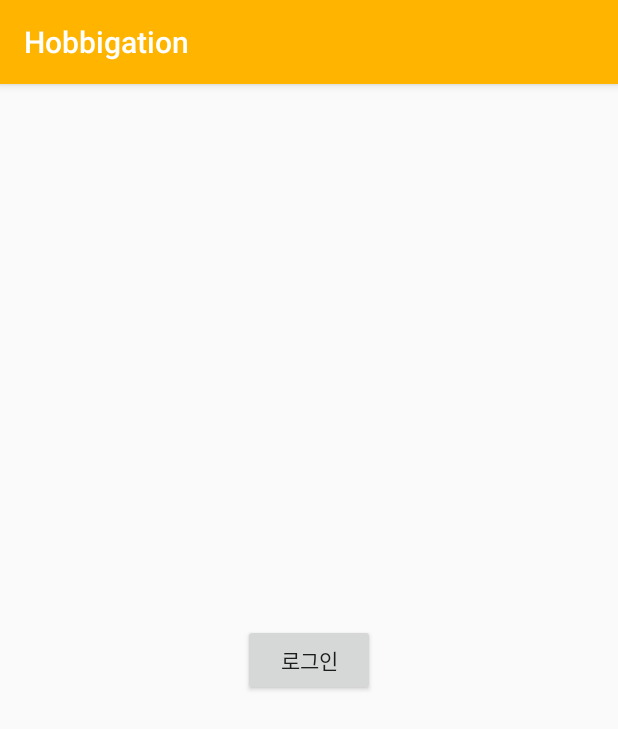
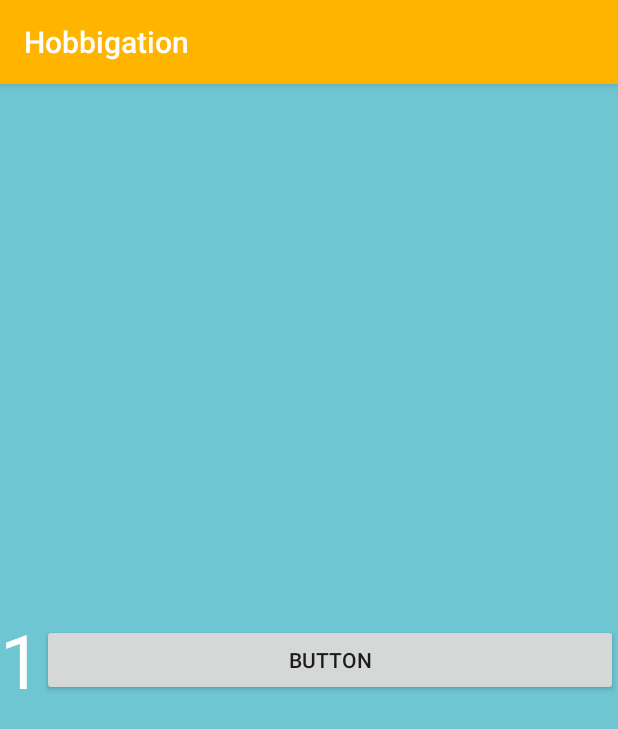
Before and after one commit to eunsongsong/Hobbigation, an Android app: the screen it shows after launch (MainActivity before the commit, GuideActivity after it), on a phone screen of 412 x 824 dp. Shown: the top 729 px of the screen. Run offline under Robolectric (Android 15) with nearby library versions, the phone set to English and light mode, and no system bars.

Commit message:
Pager draft

```diff
--- a/app/src/main/AndroidManifest.xml
+++ b/app/src/main/AndroidManifest.xml
@@ -21,13 +21,21 @@
                 <category android:name="android.intent.category.LAUNCHER" />
             </intent-filter>
         </activity>
-        <activity android:name=".MainActivity" >
+        <activity android:name=".GuideActivity">
             <intent-filter>
-                <action android:name="android.intent.action.MAIN"/>
-                <category android:name="android.intent.category.LAUNCHER"/>
+                <action android:name="android.intent.action.MAIN" />
+
+                <category android:name="android.intent.category.LAUNCHER" />
             </intent-filter>
         </activity>
-        <activity android:name=".LoginActivity"/>
+        <activity android:name=".MainActivity">
+            <intent-filter>
+                <action android:name="android.intent.action.MAIN" />
+
+                <category android:name="android.intent.category.LAUNCHER" />
+            </intent-filter>
+        </activity>
+        <activity android:name=".LoginActivity" />
     </application>
 
 </manifest>
--- /dev/null
+++ b/app/src/main/java/com/example/hobbigation/GuideActivity.java
@@ -0,0 +1,55 @@
+package com.example.hobbigation;
+
+import android.content.Intent;
+import android.os.Bundle;
+import android.support.v4.app.Fragment;
+import android.support.v4.app.FragmentManager;
+import android.support.v4.app.FragmentPagerAdapter;
+import android.support.v4.view.ViewPager;
+import android.support.v7.app.AppCompatActivity;
+import android.view.View;
+
+public class GuideActivity extends AppCompatActivity {
+
+    int MAX_PAGE=3;
+    Fragment cur_fragment=new Fragment();
+
+    @Override
+    protected void onCreate(Bundle savedInstanceState) {
+        super.onCreate(savedInstanceState);
+        setContentView(R.layout.activity_guide);
+        ViewPager viewPager=(ViewPager)findViewById(R.id.view_pager);
+        viewPager.setAdapter(new adapter(getSupportFragmentManager()));
+    }
+    public void login(View v) {
+        Intent intent = new Intent(getApplicationContext(),MainActivity.class);
+        startActivity(intent);
+    }
+    private class adapter extends FragmentPagerAdapter {
+        public adapter(FragmentManager fm) {
+            super(fm);
+        }
+
+        @Override
+        public Fragment getItem(int position) {
+            if(position<0 || MAX_PAGE<=position)
+                return null;
+            switch (position){
+                case 0:
+                    cur_fragment=new page_1();
+                    break;
+                case 1:
+                    cur_fragment=new page_2();
+                    break;
+                case 2:
+                    cur_fragment=new page_3();
+                    break;
+            }
+            return cur_fragment;
+        }
+        @Override
+        public int getCount() {
+            return MAX_PAGE;
+        }
+    }
+}
--- a/app/src/main/java/com/example/hobbigation/LoginActivity.java
+++ b/app/src/main/java/com/example/hobbigation/LoginActivity.java
@@ -19,8 +19,6 @@ public class LoginActivity extends AppCompatActivity {
         super.onCreate(savedInstanceState);
         setContentView(R.layout.activity_login);
 
-
-
         idInput = (EditText) findViewById(R.id.emailInput);
         passwordInput = (EditText) findViewById(R.id.passwordInput);
         autoLogin = (CheckBox) findViewById(R.id.checkBox);
--- a/app/src/main/java/com/example/hobbigation/SplashActivity.java
+++ b/app/src/main/java/com/example/hobbigation/SplashActivity.java
@@ -11,14 +11,12 @@ public class SplashActivity extends AppCompatActivity {
         super.onCreate(savedInstanceState);
 
         try{
-            Thread.sleep(1000);
-            Intent mainIntent = new Intent(this, MainActivity.class);
+            Thread.sleep(2000);
+            Intent mainIntent = new Intent(this, GuideActivity.class);
             startActivity(mainIntent);
             finish();
         } catch (InterruptedException e) {
             e.printStackTrace();
         }
-
-
     }
 }
--- /dev/null
+++ b/app/src/main/java/com/example/hobbigation/page_1.java
@@ -0,0 +1,34 @@
+package com.example.hobbigation;
+
+import android.annotation.SuppressLint;
+import android.graphics.drawable.ColorDrawable;
+import android.os.Bundle;
+import android.view.LayoutInflater;
+import android.view.View;
+import android.view.ViewGroup;
+import android.widget.LinearLayout;
+import android.widget.TextView;
+
+/**
+ * Created by songmho on 2015-01-02.
+ */
+public class page_1 extends android.support.v4.app.Fragment {
+    @Override
+    public void onCreate(Bundle savedInstanceState) {
+        super.onCreate(savedInstanceState);
+    }
+
+    @SuppressLint("NewApi")
+    @Override
+    public View onCreateView(LayoutInflater inflater, ViewGroup container, Bundle savedInstanceState) {
+
+        LinearLayout linearLayout=(LinearLayout)inflater.inflate(R.layout.page,container,false);
+
+        LinearLayout background=(LinearLayout)linearLayout.findViewById(R.id.background);
+        TextView page_num=(TextView)linearLayout.findViewById(R.id.page_num);
+        page_num.setText(String.valueOf(1));
+        background.setBackground(new ColorDrawable(0xff6dc6d2));
+
+        return linearLayout;
+    }
+}
--- /dev/null
+++ b/app/src/main/java/com/example/hobbigation/page_2.java
@@ -0,0 +1,33 @@
+package com.example.hobbigation;
+
+import android.annotation.SuppressLint;
+import android.graphics.drawable.ColorDrawable;
+import android.os.Bundle;
+import android.view.LayoutInflater;
+import android.view.View;
+import android.view.ViewGroup;
+import android.widget.LinearLayout;
+import android.widget.TextView;
+
+/**
+ * Created by songmho on 2015-01-02.
+ */
+public class page_2 extends android.support.v4.app.Fragment {
+    @Override
+    public void onCreate(Bundle savedInstanceState) {
+        super.onCreate(savedInstanceState);
+    }
+
+    @SuppressLint("NewApi")
+    @Override
+    public View onCreateView(LayoutInflater inflater, ViewGroup container, Bundle savedInstanceState) {
+
+        LinearLayout linearLayout=(LinearLayout)inflater.inflate(R.layout.page,container,false);
+
+        LinearLayout background=(LinearLayout)linearLayout.findViewById(R.id.background);
+        TextView page_num=(TextView)linearLayout.findViewById(R.id.page_num);
+        page_num.setText(String.valueOf(2));
+        background.setBackground(new ColorDrawable(0xff26abb5));
+        return linearLayout;
+    }
+}
--- /dev/null
+++ b/app/src/main/java/com/example/hobbigation/page_3.java
@@ -0,0 +1,33 @@
+package com.example.hobbigation;
+
+import android.annotation.SuppressLint;
+import android.graphics.drawable.ColorDrawable;
+import android.os.Bundle;
+import android.view.LayoutInflater;
+import android.view.View;
+import android.view.ViewGroup;
+import android.widget.LinearLayout;
+import android.widget.TextView;
+
+/**
+ * Created by songmho on 2015-01-02.
+ */
+public class page_3 extends android.support.v4.app.Fragment {
+    @Override
+    public void onCreate(Bundle savedInstanceState) {
+        super.onCreate(savedInstanceState);
+    }
+
+    @SuppressLint("NewApi")
+    @Override
+    public View onCreateView(LayoutInflater inflater, ViewGroup container, Bundle savedInstanceState) {
+
+        LinearLayout linearLayout=(LinearLayout)inflater.inflate(R.layout.page,container,false);
+
+        LinearLayout background=(LinearLayout)linearLayout.findViewById(R.id.background);
+        TextView page_num=(TextView)linearLayout.findViewById(R.id.page_num);
+        page_num.setText("3");
+        background.setBackground(new ColorDrawable(0xff008c9e));
+        return linearLayout;
+    }
+}
--- /dev/null
+++ b/app/src/main/res/layout/activity_guide.xml
@@ -0,0 +1,14 @@
+<?xml version="1.0" encoding="utf-8"?>
+<RelativeLayout xmlns:android="http://schemas.android.com/apk/res/android"
+    xmlns:tools="http://schemas.android.com/tools"
+    android:layout_width="match_parent"
+    android:layout_height="match_parent"
+    android:background="#000000"
+    >
+
+    <android.support.v4.view.ViewPager
+        android:id="@+id/view_pager"
+        android:layout_width="match_parent"
+        android:layout_height="match_parent" />
+
+</RelativeLayout>
--- /dev/null
+++ b/app/src/main/res/layout/page.xml
@@ -0,0 +1,31 @@
+<?xml version="1.0" encoding="utf-8"?>
+<LinearLayout
+    xmlns:android="http://schemas.android.com/apk/res/android"
+    android:orientation="vertical" android:layout_width="match_parent"
+    android:layout_height="match_parent"
+    android:layout_gravity="center">
+
+    <LinearLayout
+        android:id="@+id/background"
+        android:layout_width="match_parent"
+        android:layout_height="match_parent"
+        android:orientation="horizontal"
+        android:gravity="center">
+
+        <TextView
+            android:layout_width="wrap_content"
+            android:layout_height="wrap_content"
+            android:id="@+id/page_num"
+            android:textSize="50dp"
+            android:textColor="#FFFFFF"/>
+
+        <Button
+            android:id="@+id/page_btn"
+            android:layout_width="wrap_content"
+            android:layout_height="wrap_content"
+            android:layout_weight="1"
+            android:onClick="login"
+            android:text="Button" />
+    </LinearLayout>
+
+</LinearLayout>
--- a/app/src/main/res/values-v21/styles.xml
+++ b/app/src/main/res/values-v21/styles.xml
@@ -8,4 +8,6 @@
         <item name="colorAccent">@color/colorAccent</item>
         <item name="android:statusBarColor">#FFC81E</item>
     </style>
+
+
 </resources>
--- a/app/src/main/res/values/styles.xml
+++ b/app/src/main/res/values/styles.xml
@@ -16,5 +16,4 @@
 
 
 
-
 </resources>
--- a/build.gradle
+++ b/build.gradle
@@ -9,6 +9,7 @@ buildscript {
     dependencies {
         classpath 'com.android.tools.build:gradle:3.3.2'
         classpath 'com.google.gms:google-services:4.2.0'
+
 
         // NOTE: Do not place your application dependencies here; they belong
         // in the individual module build.gradle files
```
Also changed, not shown: app/src/main/res/drawable/firstguide.png (added), app/src/main/res/drawable/secguide.png (added).
